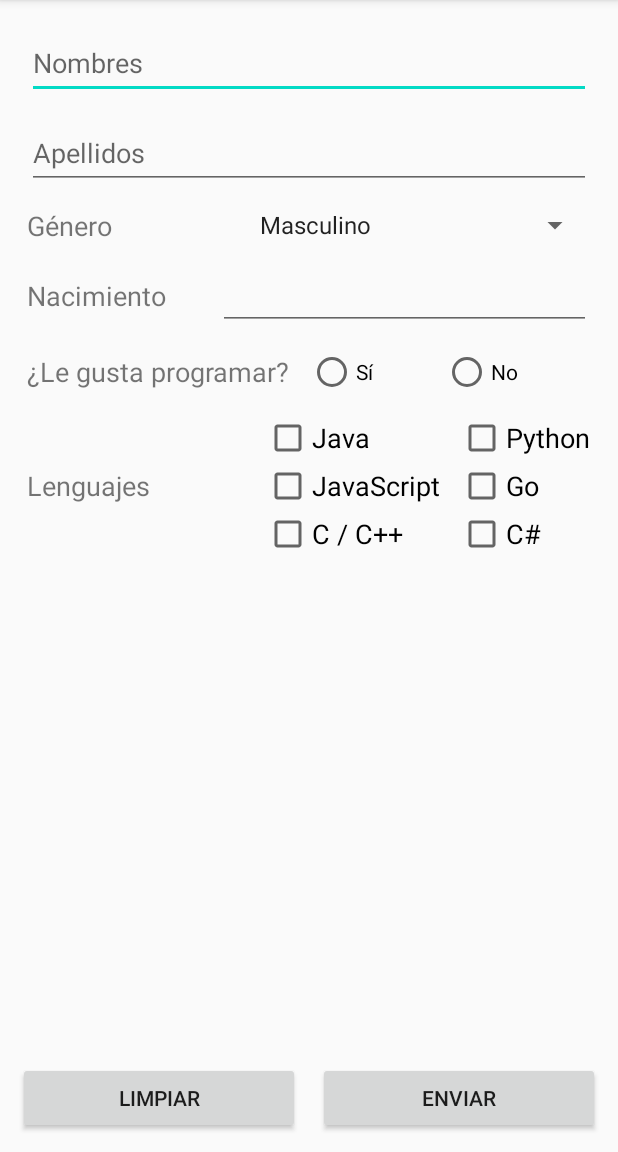
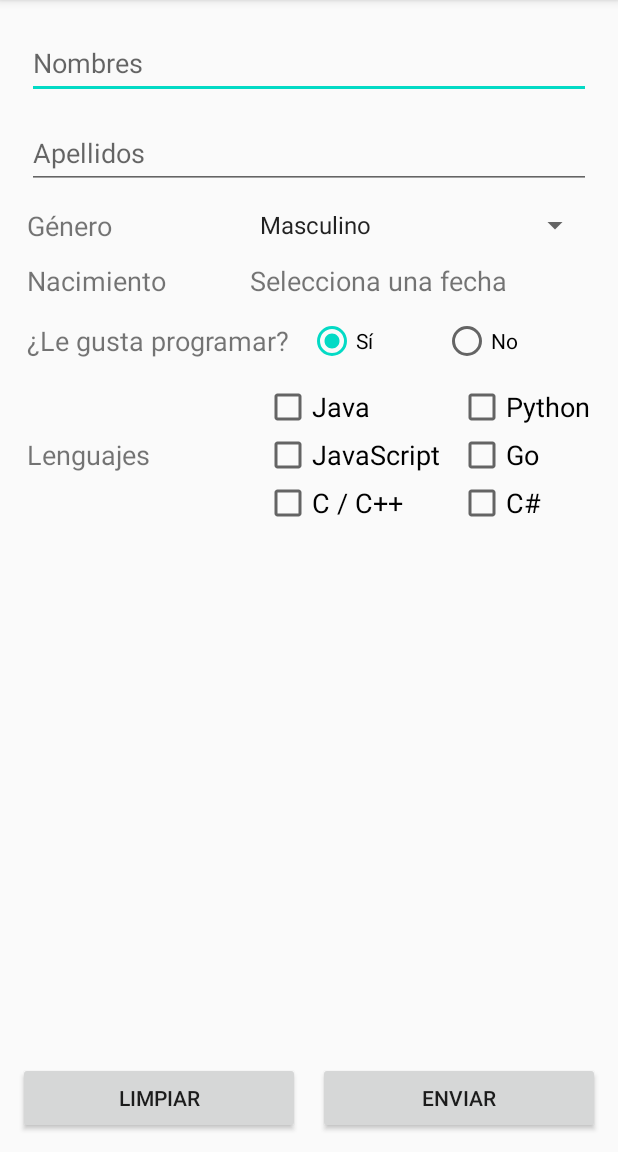
Before and after one commit to JG0328/MyFirstApp, an Android app: the screen it shows after launch (MainActivity), on a phone screen of 412 x 824 dp, the part 84-1236 px from its top. Run offline under Robolectric (Android 15) with nearby library versions, the phone set to English and light mode, and no system bars.

Commit message:
Setting up DatePicker

```diff
--- a/app/src/main/java/com/pucmm/myfirstapp/MainActivity.java
+++ b/app/src/main/java/com/pucmm/myfirstapp/MainActivity.java
@@ -3,12 +3,26 @@ package com.pucmm.myfirstapp;
 import androidx.appcompat.app.AppCompatActivity;
 
 import android.os.Bundle;
+import android.widget.Button;
+import android.widget.CheckBox;
+import android.widget.EditText;
+import android.widget.RadioGroup;
+import android.widget.Spinner;
 
 public class MainActivity extends AppCompatActivity {
+    private EditText txtName, txtLastName;
+    private RadioGroup rdgLikes;
+    private Spinner spnGender;
+    private CheckBox chkJava, chkPython, chkJavaScript, chkGo, chkC, chkCSharp;
+    private Button btnClean, btnSend;
+
 
     @Override
     protected void onCreate(Bundle savedInstanceState) {
         super.onCreate(savedInstanceState);
         setContentView(R.layout.activity_main);
+
+        txtName = findViewById(R.id.name_txt);
+        txtLastName = findViewById(R.id.last_name_txt);
     }
 }
--- a/app/src/main/res/layout/activity_main.xml
+++ b/app/src/main/res/layout/activity_main.xml
@@ -17,7 +17,7 @@
         app:layout_constraintTop_toTopOf="parent">
 
         <EditText
-            android:id="@+id/last_name"
+            android:id="@+id/name_txt"
             android:layout_width="match_parent"
             android:layout_height="48dp"
             android:hint="@string/your_name"
@@ -25,7 +25,7 @@
             android:singleLine="true" />
 
         <EditText
-            android:id="@+id/name"
+            android:id="@+id/last_name_txt"
             android:layout_width="match_parent"
             android:layout_height="48dp"
             android:layout_marginTop="12dp"
@@ -71,13 +71,13 @@
                 android:text="@string/date"
                 android:textSize="18sp" />
 
-            <EditText
-                android:id="@+id/date_input"
+            <TextView
+                android:id="@+id/date_txt"
                 android:layout_width="wrap_content"
                 android:layout_height="wrap_content"
                 android:layout_weight="1"
-                android:ems="10"
-                android:inputType="date" />
+                android:text="@string/select_date"
+                android:textSize="18sp" />
 
         </LinearLayout>
 
@@ -100,6 +100,7 @@
                 android:id="@+id/like_radio_group"
                 android:layout_width="180dp"
                 android:layout_height="wrap_content"
+                android:checkedButton="@id/yes_radio_button"
                 android:orientation="horizontal">
 
                 <RadioButton
@@ -107,6 +108,7 @@
                     android:layout_width="match_parent"
                     android:layout_height="wrap_content"
                     android:layout_weight="1"
+                    android:checked="false"
                     android:text="@string/yes" />
 
                 <RadioButton
@@ -120,6 +122,7 @@
         </LinearLayout>
 
         <LinearLayout
+            android:id="@+id/languages_layout"
             android:layout_width="match_parent"
             android:layout_height="wrap_content"
             android:layout_marginTop="12dp"
@@ -208,7 +211,7 @@
             android:layout_height="wrap_content"
             android:layout_marginRight="6dp"
             android:layout_weight="1"
-            android:text="@string/clear" />
+            android:text="@string/clean" />
 
         <Button
             android:id="@+id/send_btn"
--- a/app/src/main/res/values/strings.xml
+++ b/app/src/main/res/values/strings.xml
@@ -4,11 +4,12 @@
     <string name="your_last_name">Apellidos</string>
     <string name="gender">Género</string>
     <string name="date">Nacimiento</string>
+    <string name="select_date">Selecciona una fecha</string>
     <string name="like_programming">¿Le gusta programar?</string>
     <string name="yes">Sí</string>
     <string name="no">No</string>
     <string name="languages">Lenguajes</string>
-    <string name="clear">Limpiar</string>
+    <string name="clean">Limpiar</string>
     <string name="send">Enviar</string>
     <string-array name="genders">
         <item>Masculino</item>
```
